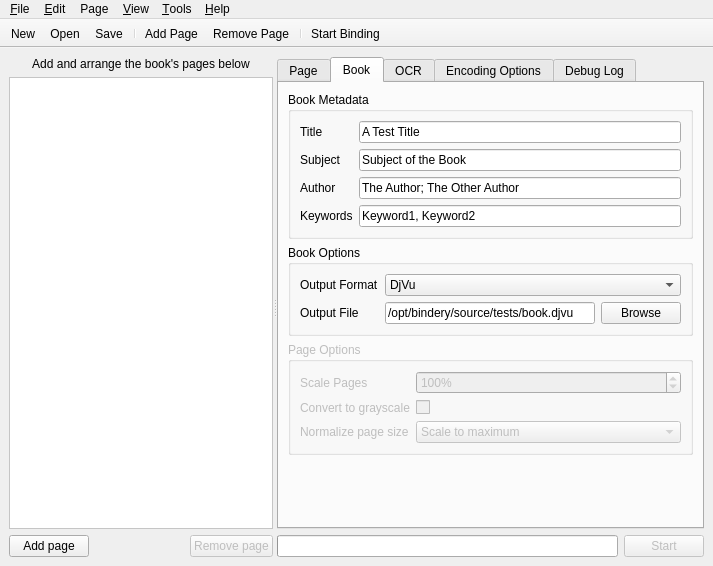
Qt form ui/gui.ui (Blender3D/Bindery) before a commit.
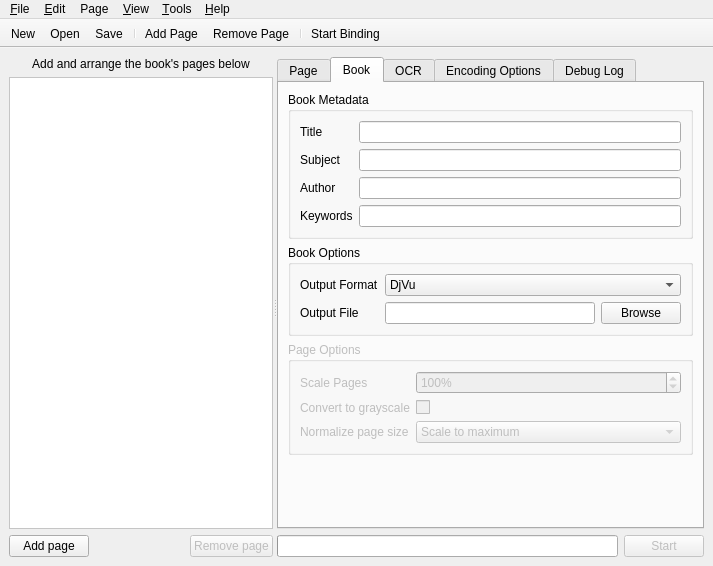
The same form after that commit. Icons and pictures are not drawn. Custom widgets are drawn as their Qt base class.

Commit message: Fixed some errors. Removed UI test code

Diff of the .ui file:
```diff
--- a/ui/gui.ui
+++ b/ui/gui.ui
@@ -339,7 +339,7 @@
                  <item>
                   <widget class="QLineEdit" name="outputFile">
                    <property name="text">
-                    <string>/opt/bindery/source/tests/book.djvu</string>
+                    <string/>
                    </property>
                   </widget>
                  </item>
@@ -371,7 +371,7 @@
                <item row="0" column="1">
                 <widget class="QLineEdit" name="bookTitle">
                  <property name="text">
-                  <string>A Test Title</string>
+                  <string/>
                  </property>
                 </widget>
                </item>
@@ -385,7 +385,7 @@
                <item row="1" column="1">
                 <widget class="QLineEdit" name="bookSubject">
                  <property name="text">
-                  <string>Subject of the Book</string>
+                  <string/>
                  </property>
                 </widget>
                </item>
@@ -399,7 +399,7 @@
                <item row="2" column="1">
                 <widget class="QLineEdit" name="bookAuthor">
                  <property name="text">
-                  <string>The Author; The Other Author</string>
+                  <string/>
                  </property>
                 </widget>
                </item>
@@ -413,7 +413,7 @@
                <item row="3" column="1">
                 <widget class="QLineEdit" name="bookKeywords">
                  <property name="text">
-                  <string>Keyword1, Keyword2</string>
+                  <string/>
                  </property>
                 </widget>
                </item>
```
The commit also changes 4 other files.
